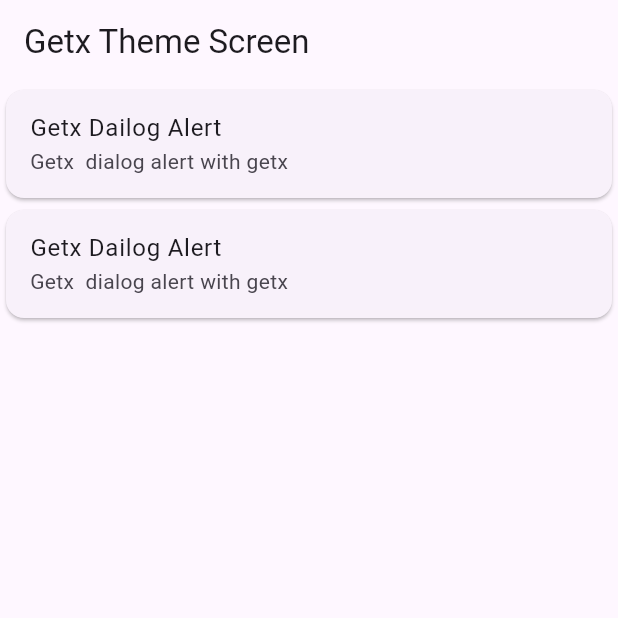
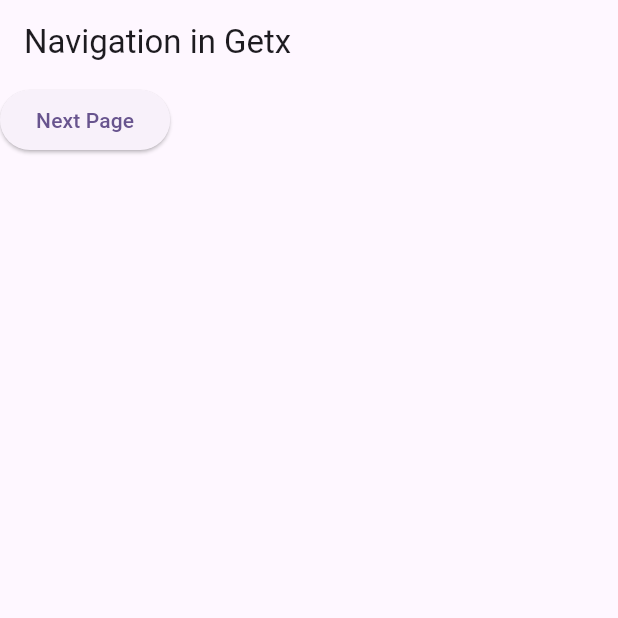
Before and after one commit to Prasiddha777/Flutter_GetX, a Flutter app: the screen it shows after launch, on a phone screen of 412 x 824 dp, the top half of it. Run offline on Flutter 3.47's test engine with Material 2 defaults, Android fonts, the phone set to English and light mode, and no system bars; our stand-ins replace get.

Commit message:
added navigation

```diff
--- a/lib/main.dart
+++ b/lib/main.dart
@@ -1,6 +1,7 @@
 import 'package:flutter/material.dart';
 import 'package:get_app/home_screen.dart';
 import 'package:get/get.dart';
+import 'package:get_app/navigation_screen.dart';
 import 'package:get_app/theme_screen.dart';
 
 void main() {
@@ -20,7 +21,7 @@
         colorScheme: ColorScheme.fromSeed(seedColor: Colors.deepPurple),
         useMaterial3: true,
       ),
-      home: ThemeScreen(),
+      home: const NavigationScreen(),
     );
   }
 }
--- /dev/null
+++ b/lib/navigation_screen.dart
@@ -0,0 +1,27 @@
+import 'package:flutter/material.dart';
+import 'package:get/get.dart';
+import 'package:get_app/home_screen.dart';
+
+class NavigationScreen extends StatefulWidget {
+  const NavigationScreen({super.key});
+
+  @override
+  State<NavigationScreen> createState() => _NavigationScreenState();
+}
+
+class _NavigationScreenState extends State<NavigationScreen> {
+  @override
+  Widget build(BuildContext context) {
+    return Scaffold(
+      appBar: AppBar(
+        title: const Text('Navigation in Getx'),
+      ),
+      body: ElevatedButton(
+        onPressed: () {
+          Get.to(HomeScreen());
+        },
+        child: const Text('Next Page'),
+      ),
+    );
+  }
+}
```
Also changed, not shown: lib/home_screen.dart (+7 -1 lines).
